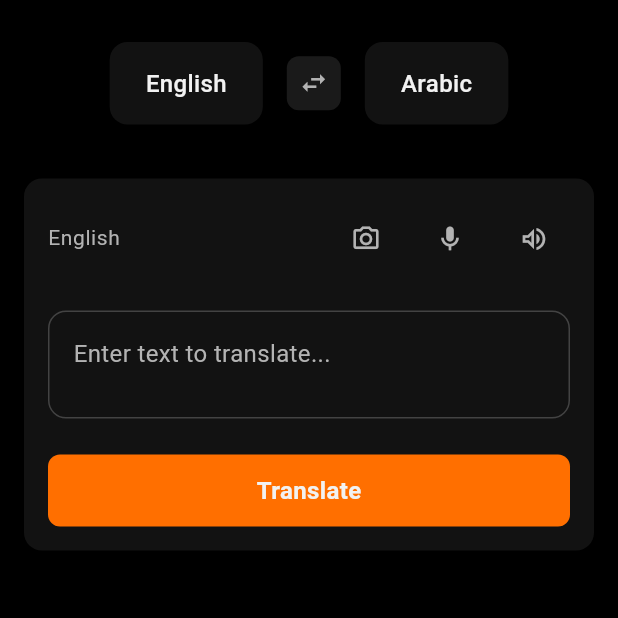
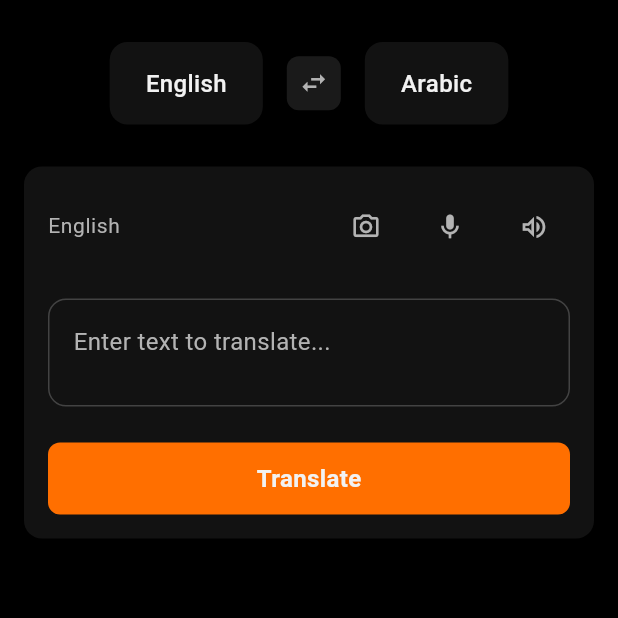
Before and after one commit to FouadCoder/Lingora, a Flutter app: the TranslateScreen screen opened by its route, on a phone screen of 412 x 824 dp, the top half of it. Run offline on Flutter 3.47's test engine with Material 3 defaults, Android fonts, the phone set to English and light mode, and no system bars; our stand-ins replace another_flushbar, dio, easy_localization, flutter_bloc, flutter_vector_icons, go_router and 3 more.

Commit message:
Update translate widgets & Add app_container

```diff
--- a/lib/core/app_constants.dart
+++ b/lib/core/app_constants.dart
@@ -3,12 +3,9 @@ import 'package:lingora/core/platfrom.dart';
 
 class AppDimens {
   // Spacing
-  static const double spacingXS = 4;
-  static const double spacingS = 8;
-  static const double spacingM = 12;
+
+  static const double spacingM = 8;
   static const double spacingL = 16;
-  static const double spacingXL = 24;
-  static const double spacingXXL = 32;
 
   // Container padding
   static const double paddingS = 8;
--- a/lib/pages/translate/translate_screen.dart
+++ b/lib/pages/translate/translate_screen.dart
@@ -8,6 +8,7 @@ import 'package:lingora/pages/translate/widgets/translation_input.dart';
 import 'package:lingora/pages/translate/widgets/language_selector.dart';
 import 'package:lingora/pages/translate/widgets/info_cards.dart';
 import 'package:lingora/data/langauges_list.dart';
+import 'package:lingora/widgets/app_container.dart';
 import 'package:lingora/widgets/flushbar.dart';
 
 class TranslateScreen extends StatefulWidget {
@@ -80,9 +81,7 @@ class _TranslateScreenState extends State<TranslateScreen> {
               break;
           }
         },
-        child: SafeArea(
-          child: Padding(
-            padding: const EdgeInsets.all(16.0),
+        child: AppContainer(
           child: SingleChildScrollView(
             child: Column(
               children: [
@@ -118,12 +117,11 @@ class _TranslateScreenState extends State<TranslateScreen> {
                   },
                 ),
 
-                  const SizedBox(height: 24),
+                const SizedBox(height: 16),
                 BlocBuilder<TranslateCubit, TranslateState>(
                   builder: (context, state) {
                     bool isLoading = state.status == TranslateStatus.loading;
-                      bool isSuccess =
-                          state.status == TranslateStatus.success &&
+                    bool isSuccess = state.status == TranslateStatus.success &&
                         state.result != null;
                     return Column(
                       children: [
@@ -135,8 +133,6 @@ class _TranslateScreenState extends State<TranslateScreen> {
                             context.read<TranslateCubit>().translate();
                           },
                         ),
-
-                          const SizedBox(height: 24),
 
                         // Info Cards
                         if (isSuccess)
@@ -154,7 +150,6 @@ class _TranslateScreenState extends State<TranslateScreen> {
           ),
         ),
       ),
-      ),
     );
   }
 }
--- a/lib/pages/translate/widgets/language_selector.dart
+++ b/lib/pages/translate/widgets/language_selector.dart
@@ -52,7 +52,7 @@ class LanguageSelector extends StatelessWidget {
     final theme = Theme.of(context);
 
     return Container(
-      padding: const EdgeInsets.symmetric(vertical: 12, horizontal: 24),
+      padding: const EdgeInsets.symmetric(vertical: 12, horizontal: .0),
       child: Row(
         mainAxisAlignment: MainAxisAlignment.center,
         children: [
--- /dev/null
+++ b/lib/widgets/app_container.dart
@@ -0,0 +1,21 @@
+import 'package:flutter/material.dart';
+
+class AppContainer extends StatelessWidget {
+  final Widget child;
+  const AppContainer({super.key, required this.child});
+
+  @override
+  Widget build(BuildContext context) {
+    return Align(
+      alignment: AlignmentDirectional.topCenter,
+      child: ConstrainedBox(
+        constraints: const BoxConstraints(maxWidth: 1200), // cap width
+        child: Padding(
+          padding: const EdgeInsets.symmetric(
+              horizontal: 16, vertical: 16), // side padding
+          child: child,
+        ),
+      ),
+    );
+  }
+}
--- a/pubspec.yaml
+++ b/pubspec.yaml
@@ -20,6 +20,7 @@ dependencies:
   dio: ^5.7.0
   google_generative_ai: ^0.4.7
   flutter_vector_icons: ^2.0.0
+  flutter_staggered_grid_view: ^0.7.0
   # intl: ^0.19.0
   # percent_indicator: ^4.2.5
   # supabase_flutter: ^2.10.0  # Temporarily commented out due to app_links compatibility issue
```
Also changed, not shown: lib/cubit/cubit_app.dart (+8 -0 lines), lib/pages/translate/widgets/info_cards.dart (+75 -53 lines), pubspec.lock. Lines whose indentation alone changed are shown as unchanged.
